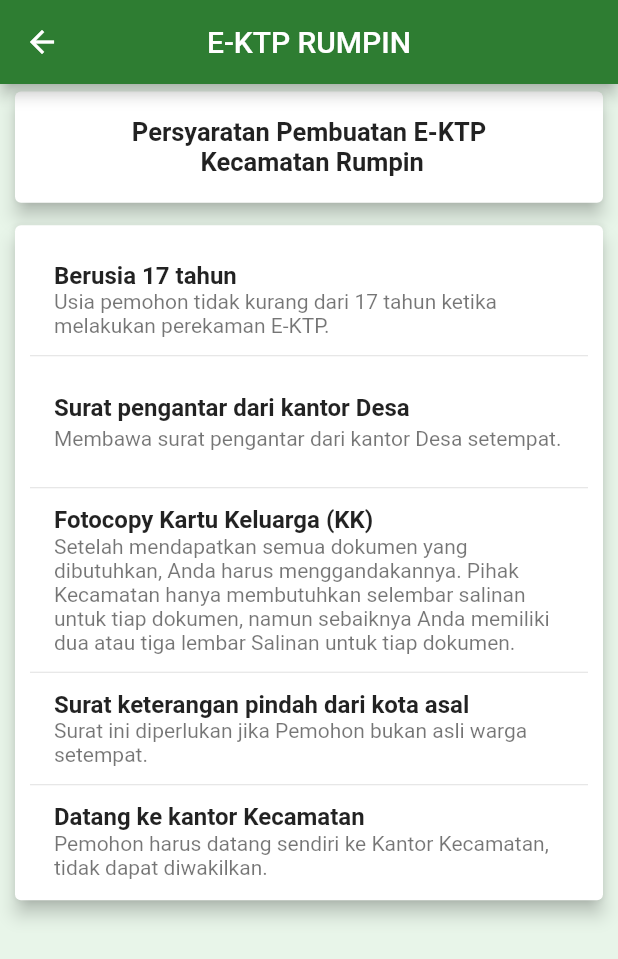
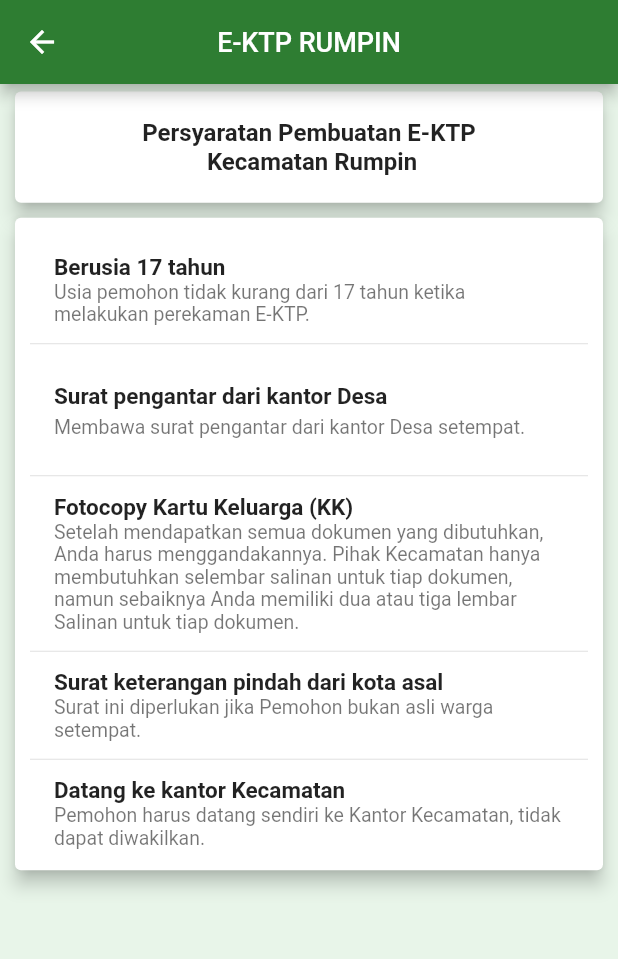
Before and after one commit to Adengs/flutter-project, a Flutter app: the screen it shows after launch, after a tap on the "navigate next" icon, on a phone screen of 412 x 824 dp. Shown: the top 959 px of the screen. Run offline on Flutter 3.47's test engine with Material 2 defaults, Android fonts, the phone set to English and light mode, and no system bars; our stand-ins replace cloud_firestore, firebase_auth, firebase_core, font_awesome_flutter, open_file, pdf and 1 more; accounts and stored records are empty.

```diff
--- a/lib/bottomsheet.dart
+++ b/lib/bottomsheet.dart
@@ -119,6 +119,7 @@ class _BottomSheet1State extends State<BottomSheet1> {
                               decoration: InputDecoration(
                                 contentPadding: EdgeInsets.all(10),
                                 hintText: "Masukan 6 angka terakhir NIK",
+                                hintStyle: TextStyle(fontSize: 13),
                                 border: OutlineInputBorder(
                                   borderRadius: BorderRadius.circular(5),
                                 ),
@@ -167,6 +168,7 @@ class _BottomSheet1State extends State<BottomSheet1> {
                               decoration: InputDecoration(
                                 contentPadding: EdgeInsets.all(10),
                                 hintText: "Masukan Nama",
+                                hintStyle: TextStyle(fontSize: 13),
                                 border: OutlineInputBorder(
                                   borderRadius: BorderRadius.circular(5),
                                 ),
@@ -212,6 +214,7 @@ class _BottomSheet1State extends State<BottomSheet1> {
                               decoration: InputDecoration(
                                 contentPadding: EdgeInsets.all(10),
                                 hintText: "Masukan Nama Desa",
+                                hintStyle: TextStyle(fontSize: 13),
                                 border: OutlineInputBorder(
                                   borderRadius: BorderRadius.circular(5),
                                 ),
@@ -252,7 +255,7 @@ class _BottomSheet1State extends State<BottomSheet1> {
                         primary: Colors.green[800],
                         padding: EdgeInsets.all(5),
                         textStyle: TextStyle(
-                            fontSize: 15, fontWeight: FontWeight.w400),
+                            fontSize: 14, fontWeight: FontWeight.w400),
                       ),
                     ),
                   ),
--- a/lib/homepage.dart
+++ b/lib/homepage.dart
@@ -20,7 +20,10 @@ class HomePage extends StatelessWidget {
       appBar: AppBar(
         backgroundColor: Colors.green[800],
         centerTitle: true,
-        title: Text("E-KTP RUMPIN"),
+        title: Text(
+          "E-KTP RUMPIN",
+          style: TextStyle(fontSize: 18),
+        ),
         actions: <Widget>[
           Column(
             mainAxisAlignment: MainAxisAlignment.center,
@@ -49,7 +52,7 @@ class HomePage extends StatelessWidget {
         children: <Widget>[
           //Card kata sambutan dan logo
           Card(
-            margin: EdgeInsets.fromLTRB(10, 20, 10, 10),
+            margin: EdgeInsets.fromLTRB(10, 15, 10, 10),
             elevation: 5,
             shadowColor: Colors.black,
             child: SizedBox(
@@ -57,7 +60,7 @@ class HomePage extends StatelessWidget {
                 children: <Widget>[
                   Container(
                     margin: EdgeInsets.only(top: 10, bottom: 0),
-                    height: MediaQuery.of(context).size.height * 0.23,
+                    height: MediaQuery.of(context).size.height * 0.27,
                     decoration: BoxDecoration(
                       boxShadow: [
                         BoxShadow(
@@ -76,7 +79,7 @@ class HomePage extends StatelessWidget {
                       "Selamat Datang",
                       textAlign: TextAlign.center,
                       style: TextStyle(
-                        fontSize: 20,
+                        fontSize: 17,
                         fontWeight: FontWeight.w500,
                       ),
                     ),
@@ -87,7 +90,7 @@ class HomePage extends StatelessWidget {
                       "Aplikasi ini diperuntukan untuk melakukan penjadwalan perekaman E-KTP di Kecamatan Rumpin",
                       textAlign: TextAlign.center,
                       style: TextStyle(
-                        fontSize: 15,
+                        fontSize: 13,
                         fontWeight: FontWeight.w400,
                       ),
                     ),
@@ -110,7 +113,8 @@ class HomePage extends StatelessWidget {
                     child: Text(
                       "     Persyaratan Pembuatan E-KTP",
                       style:
-                          TextStyle(fontSize: 20, fontWeight: FontWeight.w500),
+                          TextStyle(fontSize: 16, fontWeight: FontWeight.w500),
+                      maxLines: 1,
                     ),
                   ),
                   IconButton(
@@ -141,7 +145,7 @@ class HomePage extends StatelessWidget {
                     child: Text(
                       "     Pilih Jadwal Perekaman",
                       style:
-                          TextStyle(fontSize: 20, fontWeight: FontWeight.w500),
+                          TextStyle(fontSize: 16, fontWeight: FontWeight.w500),
                       maxLines: 1,
                     ),
                   ),
@@ -173,7 +177,7 @@ class HomePage extends StatelessWidget {
                     child: Text(
                       "     Cara Mengatur Jadwal",
                       style:
-                          TextStyle(fontSize: 20, fontWeight: FontWeight.w500),
+                          TextStyle(fontSize: 16, fontWeight: FontWeight.w500),
                     ),
                   ),
                   Container(
--- a/lib/informasi.dart
+++ b/lib/informasi.dart
@@ -7,13 +7,16 @@ class Informasi extends StatelessWidget {
       appBar: AppBar(
         backgroundColor: Colors.green[800],
         centerTitle: true,
-        title: Text("E-KTP RUMPIN"),
+        title: Text(
+          "E-KTP RUMPIN",
+          style: TextStyle(fontSize: 18),
+        ),
       ),
       backgroundColor: Colors.green[50],
       body: ListView(
         children: <Widget>[
           Card(
-            margin: EdgeInsets.fromLTRB(10, 5, 10, 10),
+            margin: EdgeInsets.fromLTRB(10, 5, 10, 5),
             elevation: 5,
             shadowColor: Colors.black,
             child: SizedBox(
@@ -21,7 +24,7 @@ class Informasi extends StatelessWidget {
               child: Center(
                 child: Text(
                   "Persyaratan Pembuatan E-KTP\n Kecamatan Rumpin",
-                  style: TextStyle(fontSize: 17, fontWeight: FontWeight.w600),
+                  style: TextStyle(fontSize: 16, fontWeight: FontWeight.w600),
                   textAlign: TextAlign.center,
                 ),
               ),
@@ -39,38 +42,48 @@ class Informasi extends StatelessWidget {
                     ListTile(
                       title: Text(
                         "Berusia 17 tahun",
-                        style: TextStyle(fontWeight: FontWeight.w600),
+                        style: TextStyle(
+                            fontSize: 15, fontWeight: FontWeight.w600),
                       ),
                       subtitle: Text(
-                          "Usia pemohon tidak kurang dari 17 tahun ketika melakukan perekaman E-KTP."),
+                          "Usia pemohon tidak kurang dari 17 tahun ketika melakukan perekaman E-KTP.",
+                          style: TextStyle(fontSize: 13)),
                     ),
                     Divider(),
                     ListTile(
                       title: Text("Surat pengantar dari kantor Desa",
-                          style: TextStyle(fontWeight: FontWeight.w600)),
+                          style: TextStyle(
+                              fontSize: 15, fontWeight: FontWeight.w600)),
                       subtitle: Text(
-                          "Membawa surat pengantar dari kantor Desa setempat."),
+                          "Membawa surat pengantar dari kantor Desa setempat.",
+                          style: TextStyle(fontSize: 13)),
                     ),
                     Divider(),
                     ListTile(
                       title: Text("Fotocopy Kartu Keluarga (KK)",
-                          style: TextStyle(fontWeight: FontWeight.w600)),
+                          style: TextStyle(
+                              fontSize: 15, fontWeight: FontWeight.w600)),
                       subtitle: Text(
-                          "Setelah mendapatkan semua dokumen yang dibutuhkan, Anda harus menggandakannya. Pihak Kecamatan hanya membutuhkan selembar salinan untuk tiap dokumen, namun sebaiknya Anda memiliki dua atau tiga lembar Salinan untuk tiap dokumen."),
+                          "Setelah mendapatkan semua dokumen yang dibutuhkan, Anda harus menggandakannya. Pihak Kecamatan hanya membutuhkan selembar salinan untuk tiap dokumen, namun sebaiknya Anda memiliki dua atau tiga lembar Salinan untuk tiap dokumen.",
+                          style: TextStyle(fontSize: 13)),
                     ),
                     Divider(),
                     ListTile(
                       title: Text("Surat keterangan pindah dari kota asal",
-                          style: TextStyle(fontWeight: FontWeight.w600)),
+                          style: TextStyle(
+                              fontSize: 15, fontWeight: FontWeight.w600)),
                       subtitle: Text(
-                          "Surat ini diperlukan jika Pemohon bukan asli warga setempat."),
+                          "Surat ini diperlukan jika Pemohon bukan asli warga setempat.",
+                          style: TextStyle(fontSize: 13)),
                     ),
                     Divider(),
                     ListTile(
                       title: Text("Datang ke kantor Kecamatan",
-                          style: TextStyle(fontWeight: FontWeight.w600)),
+                          style: TextStyle(
+                              fontSize: 15, fontWeight: FontWeight.w600)),
                       subtitle: Text(
-                          "Pemohon harus datang sendiri ke Kantor Kecamatan, tidak dapat diwakilkan."),
+                          "Pemohon harus datang sendiri ke Kantor Kecamatan, tidak dapat diwakilkan.",
+                          style: TextStyle(fontSize: 13)),
                     ),
                   ],
                 ),
```
Also changed, not shown: lib/halaman_admin.dart (+6 -3 lines), lib/kelola_data.dart (+22 -9 lines), lib/kelola_jadwal.dart (+7 -3 lines), lib/login_admin.dart (+24 -16 lines), lib/pilih_jadwal.dart (+37 -21 lines), 1 other file.
